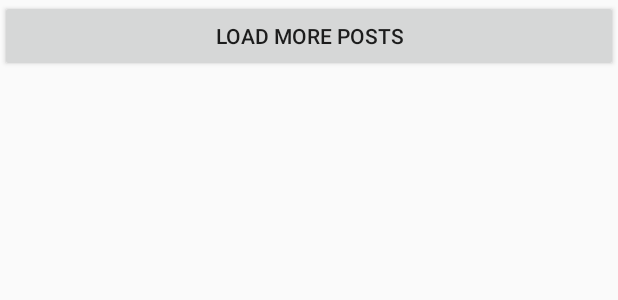
After one commit to olgbel/mobile-auth, an Android app: the layout item_load_more.xml on its own in the app's theme, with its tools: preview values and no code run, on a phone screen of 412 x 824 dp. The commit adds this screen. Shown: the top 300 px of the screen. Run offline under Robolectric (Android 15) with nearby library versions, the phone set to English and light mode, and no system bars; network calls fail.

Commit message:
add foot\header buttons for adding new posts

```diff
--- a/app/src/main/java/com/example/mobile_auth/FeedActivity.kt
+++ b/app/src/main/java/com/example/mobile_auth/FeedActivity.kt
@@ -40,7 +40,7 @@ class FeedActivity : AppCompatActivity(), CoroutineScope by MainScope(),
                 setProgressBarIndeterminate(true)
                 show()
             }
-            val result = Repository.getPosts()
+            val result = Repository.getRecentPosts()
 
             dialog?.dismiss()
             if (result.isSuccessful) {
--- a/app/src/main/java/com/example/mobile_auth/Repository.kt
+++ b/app/src/main/java/com/example/mobile_auth/Repository.kt
@@ -61,6 +61,12 @@ object Repository {
 
     suspend fun getPosts() = API.getPosts()
 
+    suspend fun getPostsAfter(id: Long) = API.getPostsAfter(id)
+
+    suspend fun getPostsBefore(id: Long) = API.getPostsBefore(id)
+
+    suspend fun getRecentPosts() = API.getRecentPosts()
+
     suspend fun likedByMe(id: Long) = API.likedByMe(id)
 
     suspend fun cancelMyLike(id: Long) = API.cancelMyLike(id)
--- a/app/src/main/java/com/example/mobile_auth/adapter/PostViewHolder.kt
+++ b/app/src/main/java/com/example/mobile_auth/adapter/PostViewHolder.kt
@@ -15,7 +15,7 @@ class PostViewHolder(val adapter: PostAdapter, view: View) : RecyclerView.ViewHo
             likeBtn.setOnClickListener {
                 val currentPosition = adapterPosition
                 if (currentPosition != RecyclerView.NO_POSITION) {
-                    val item = adapter.list[currentPosition]
+                    val item = adapter.list[currentPosition - 1]
                     if (item.likeActionPerforming) {
                         Toast.makeText(
                             context,
@@ -30,7 +30,7 @@ class PostViewHolder(val adapter: PostAdapter, view: View) : RecyclerView.ViewHo
             shareBtn.setOnClickListener {
                 val currentPosition = adapterPosition
                 if (adapterPosition != RecyclerView.NO_POSITION) {
-                    val item = adapter.list[adapterPosition]
+                    val item = adapter.list[adapterPosition - 1]
                     if (item.repostActionPerforming){
                         Toast.makeText(context, context.getString(R.string.repost_in_progress), Toast.LENGTH_SHORT).show()
                     }
--- a/app/src/main/java/com/example/mobile_auth/adapter/RepostViewHolder.kt
+++ b/app/src/main/java/com/example/mobile_auth/adapter/RepostViewHolder.kt
@@ -17,7 +17,7 @@ class RepostViewHolder(val adapter: PostAdapter, view: View) : RecyclerView.View
             likeBtn.setOnClickListener {
                 val currentPosition = adapterPosition
                 if (currentPosition != RecyclerView.NO_POSITION) {
-                    val item = adapter.list[currentPosition]
+                    val item = adapter.list[currentPosition - 1]
                     if (item.likeActionPerforming) {
                         Toast.makeText(
                             context,
--- a/app/src/main/res/layout/activity_feed.xml
+++ b/app/src/main/res/layout/activity_feed.xml
@@ -13,7 +13,7 @@
         app:layout_constraintRight_toRightOf="parent"
         app:layout_constraintEnd_toEndOf="parent"
         app:layout_constraintTop_toTopOf="parent"
-
+        tools:listitem="@layout/item_post"
         android:layout_width="match_parent"
         android:layout_height="match_parent" />
 
--- /dev/null
+++ b/app/src/main/res/layout/item_load_more.xml
@@ -0,0 +1,17 @@
+<?xml version="1.0" encoding="utf-8"?>
+<FrameLayout xmlns:android="http://schemas.android.com/apk/res/android"
+    android:orientation="vertical" android:layout_width="match_parent"
+    android:layout_height="wrap_content">
+    <Button
+        android:id="@+id/loadMoreBtn"
+        android:layout_width="match_parent"
+        android:layout_height="wrap_content"
+        android:text="@string/load_more_posts"
+        />
+    <ProgressBar
+        android:id="@+id/progressbar"
+        android:visibility="gone"
+        android:layout_gravity="center_horizontal"
+        android:layout_width="wrap_content"
+        android:layout_height="wrap_content"/>
+</FrameLayout>
--- a/app/src/main/res/values/strings.xml
+++ b/app/src/main/res/values/strings.xml
@@ -22,4 +22,6 @@
     <string name="downloading_posts">Downloading posts</string>
     <string name="like_in_progress">Like is performing</string>
     <string name="repost_in_progress">Repost is performing</string>
+    <string name="load_new_posts">Load new posts</string>
+    <string name="load_more_posts">Load more posts</string>
 </resources>
```
Also changed, not shown: app/src/main/java/com/example/mobile_auth/adapter/FooterViewHolder.kt (added, +37 -0 lines), app/src/main/java/com/example/mobile_auth/adapter/HeaderViewHolder.kt (added, +36 -0 lines), app/src/main/java/com/example/mobile_auth/adapter/PostAdapter.kt (+24 -7 lines), app/src/main/java/com/example/mobile_auth/api/API.kt (+9 -0 lines), app/src/main/res/layout/item_load_new.xml (added, +17 -0 lines).
